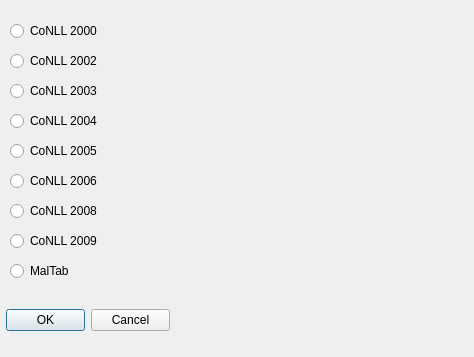
First picture: the form in Qt5GUI/GUI/chooseFormat.ui, repository ppke-nlpg/What-sWrong_SVG, before the edit.
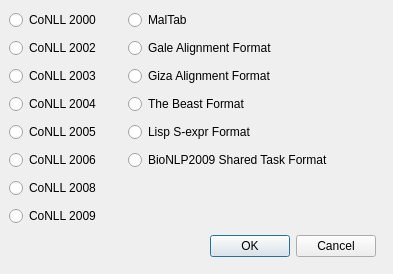
Second picture: the form after the edit.

Commit message: Fix GUI for Alignment renderers

What changed in the file:
```diff
--- a/Qt5GUI/GUI/chooseFormat.ui
+++ b/Qt5GUI/GUI/chooseFormat.ui
@@ -6,8 +6,8 @@
    <rect>
     <x>0</x>
     <y>0</y>
-    <width>474</width>
-    <height>357</height>
+    <width>393</width>
+    <height>274</height>
    </rect>
   </property>
   <property name="windowTitle">
@@ -16,26 +16,195 @@
   <widget class="QRadioButton" name="radioButton2000">
    <property name="geometry">
     <rect>
-     <x>10</x>
-     <y>21</y>
-     <width>111</width>
-     <height>20</height>
+     <x>9</x>
+     <y>9</y>
+     <width>113</width>
+     <height>22</height>
     </rect>
    </property>
    <property name="text">
     <string>CoNLL 2000</string>
    </property>
   </widget>
+  <widget class="QRadioButton" name="radioButton_MalTab">
+   <property name="geometry">
+    <rect>
+     <x>128</x>
+     <y>9</y>
+     <width>81</width>
+     <height>22</height>
+    </rect>
+   </property>
+   <property name="text">
+    <string>MalTab</string>
+   </property>
+  </widget>
+  <widget class="QRadioButton" name="radioButton_2002">
+   <property name="geometry">
+    <rect>
+     <x>9</x>
+     <y>37</y>
+     <width>113</width>
+     <height>22</height>
+    </rect>
+   </property>
+   <property name="text">
+    <string>CoNLL 2002</string>
+   </property>
+  </widget>
+  <widget class="QRadioButton" name="radioButton_gale">
+   <property name="geometry">
+    <rect>
+     <x>128</x>
+     <y>37</y>
+     <width>189</width>
+     <height>22</height>
+    </rect>
+   </property>
+   <property name="text">
+    <string>Gale Alignment Format</string>
+   </property>
+  </widget>
+  <widget class="QRadioButton" name="radioButton_2003">
+   <property name="geometry">
+    <rect>
+     <x>9</x>
+     <y>65</y>
+     <width>113</width>
+     <height>22</height>
+    </rect>
+   </property>
+   <property name="text">
+    <string>CoNLL 2003</string>
+   </property>
+  </widget>
+  <widget class="QRadioButton" name="radioButton_giza">
+   <property name="geometry">
+    <rect>
+     <x>128</x>
+     <y>65</y>
+     <width>188</width>
+     <height>22</height>
+    </rect>
+   </property>
+   <property name="text">
+    <string>Giza Alignment Format</string>
+   </property>
+  </widget>
+  <widget class="QRadioButton" name="radioButton_2004">
+   <property name="geometry">
+    <rect>
+     <x>9</x>
+     <y>93</y>
+     <width>113</width>
+     <height>22</height>
+    </rect>
+   </property>
+   <property name="text">
+    <string>CoNLL 2004</string>
+   </property>
+  </widget>
+  <widget class="QRadioButton" name="radioButton_the_beast">
+   <property name="geometry">
+    <rect>
+     <x>128</x>
+     <y>93</y>
+     <width>152</width>
+     <height>22</height>
+    </rect>
+   </property>
+   <property name="text">
+    <string>The Beast Format</string>
+   </property>
+  </widget>
+  <widget class="QRadioButton" name="radioButton_2005">
+   <property name="geometry">
+    <rect>
+     <x>9</x>
+     <y>121</y>
+     <width>113</width>
+     <height>22</height>
+    </rect>
+   </property>
+   <property name="text">
+    <string>CoNLL 2005</string>
+   </property>
+  </widget>
+  <widget class="QRadioButton" name="radioButton_lisp_s_expr">
+   <property name="geometry">
+    <rect>
+     <x>128</x>
+     <y>121</y>
+     <width>158</width>
+     <height>22</height>
+    </rect>
+   </property>
+   <property name="text">
+    <string>Lisp S-expr Format</string>
+   </property>
+  </widget>
+  <widget class="QRadioButton" name="radioButton_2006">
+   <property name="geometry">
+    <rect>
+     <x>9</x>
+     <y>149</y>
+     <width>113</width>
+     <height>22</height>
+    </rect>
+   </property>
+   <property name="text">
+    <string>CoNLL 2006</string>
+   </property>
+  </widget>
+  <widget class="QRadioButton" name="radioButton_bionlp_2009">
+   <property name="geometry">
+    <rect>
+     <x>128</x>
+     <y>149</y>
+     <width>252</width>
+     <height>22</height>
+    </rect>
+   </property>
+   <property name="text">
+    <string>BioNLP2009 Shared Task Format</string>
+   </property>
+  </widget>
+  <widget class="QRadioButton" name="radioButton_2008">
+   <property name="geometry">
+    <rect>
+     <x>9</x>
+     <y>177</y>
+     <width>113</width>
+     <height>22</height>
+    </rect>
+   </property>
+   <property name="text">
+    <string>CoNLL 2008</string>
+   </property>
+  </widget>
+  <widget class="QRadioButton" name="radioButton_2009">
+   <property name="geometry">
+    <rect>
+     <x>9</x>
+     <y>205</y>
+     <width>113</width>
+     <height>22</height>
+    </rect>
+   </property>
+   <property name="text">
+    <string>CoNLL 2009</string>
+   </property>
+  </widget>
   <widget class="QDialogButtonBox" name="buttonBox">
    <property name="enabled">
     <bool>true</bool>
    </property>
    <property name="geometry">
     <rect>
-     <x>6</x>
-     <y>304</y>
-     <width>164</width>
-     <height>32</height>
+     <x>200</x>
+     <y>233</y>
+     <width>176</width>
+     <height>27</height>
     </rect>
    </property>
    <property name="orientation">
@@ -45,110 +214,6 @@
     <set>QDialogButtonBox::Cancel|QDialogButtonBox::Ok</set>
    </property>
   </widget>
-  <widget class="QRadioButton" name="radioButton_MalTab">
-   <property name="geometry">
-    <rect>
-     <x>10</x>
-     <y>261</y>
-     <width>111</width>
-     <height>20</height>
-    </rect>
-   </property>
-   <property name="text">
-    <string>MalTab</string>
-   </property>
-  </widget>
-  <widget class="QRadioButton" name="radioButton_2009">
-   <property name="geometry">
-    <rect>
-     <x>10</x>
-     <y>231</y>
-     <width>111</width>
-     <height>20</height>
-    </rect>
-   </property>
-   <property name="text">
-    <string>CoNLL 2009</string>
-   </property>
-  </widget>
-  <widget class="QRadioButton" name="radioButton_2008">
-   <property name="geometry">
-    <rect>
-     <x>10</x>
-     <y>201</y>
-     <width>111</width>
-     <height>20</height>
-    </rect>
-   </property>
-   <property name="text">
-    <string>CoNLL 2008</string>
-   </property>
-  </widget>
-  <widget class="QRadioButton" name="radioButton_2006">
-   <property name="geometry">
-    <rect>
-     <x>10</x>
-     <y>171</y>
-     <width>111</width>
-     <height>20</height>
-    </rect>
-   </property>
-   <property name="text">
-    <string>CoNLL 2006</string>
-   </property>
-  </widget>
-  <widget class="QRadioButton" name="radioButton_2005">
-   <property name="geometry">
-    <rect>
-     <x>10</x>
-     <y>141</y>
-     <width>111</width>
-     <height>20</height>
-    </rect>
-   </property>
-   <property name="text">
-    <string>CoNLL 2005</string>
-   </property>
-  </widget>
-  <widget class="QRadioButton" name="radioButton_2004">
-   <property name="geometry">
-    <rect>
-     <x>10</x>
-     <y>111</y>
-     <width>111</width>
-     <height>20</height>
-    </rect>
-   </property>
-   <property name="text">
-    <string>CoNLL 2004</string>
-   </property>
-  </widget>
-  <widget class="QRadioButton" name="radioButton_2003">
-   <property name="geometry">
-    <rect>
-     <x>10</x>
-     <y>81</y>
-     <width>111</width>
-     <height>20</height>
-    </rect>
-   </property>
-   <property name="text">
-    <string>CoNLL 2003</string>
-   </property>
-  </widget>
-  <widget class="QRadioButton" name="radioButton_2002">
-   <property name="geometry">
-    <rect>
-     <x>10</x>
-     <y>51</y>
-     <width>111</width>
-     <height>20</height>
-    </rect>
-   </property>
-   <property name="text">
-    <string>CoNLL 2002</string>
-   </property>
-  </widget>
  </widget>
  <resources/>
  <connections>
```
The commit also changes 3 other files.
